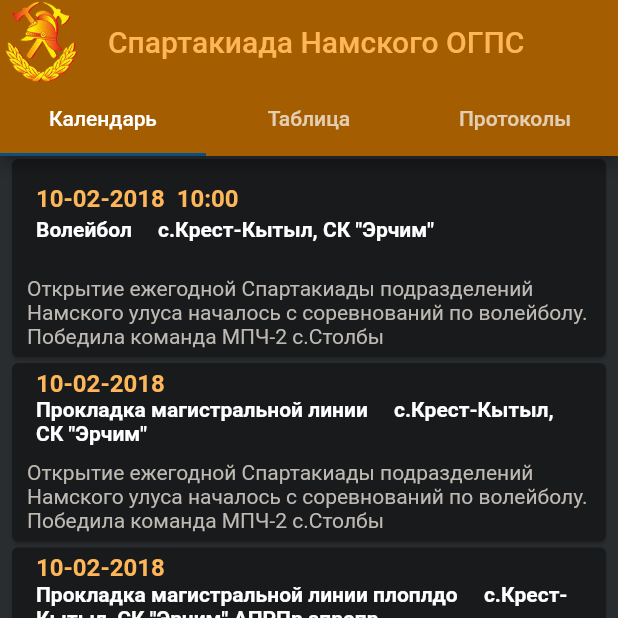
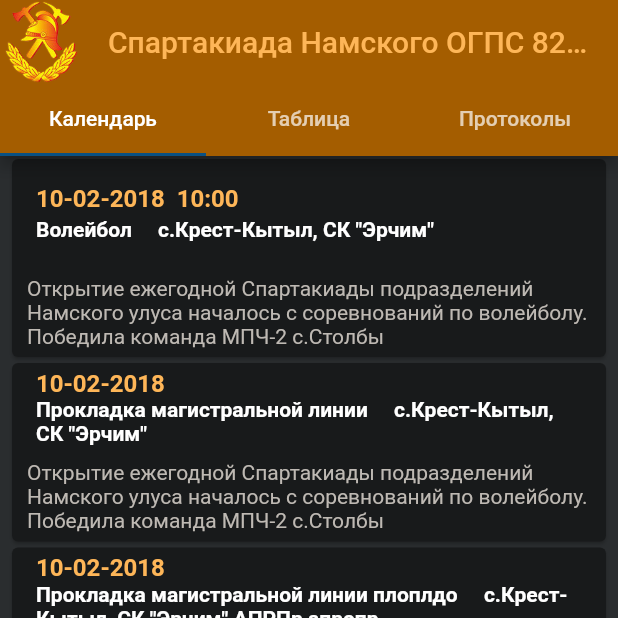
Before and after one commit to Odioz/Sparta, a Flutter app: the screen it shows after launch, on a phone screen of 412 x 824 dp, the top half of it. Run offline on Flutter 3.47's test engine with Material 2 defaults, Android fonts, the phone set to English and light mode, and no system bars; our stand-ins replace cached_network_image, photo_view, sizer.

```diff
--- a/lib/main.dart
+++ b/lib/main.dart
@@ -1,4 +1,5 @@
 import 'package:flutter/material.dart';
+import 'package:sizer/sizer.dart';
 import 'tab1.dart';
 import 'tab2.dart';
 import 'tab3.dart';
@@ -10,6 +11,8 @@ void main() {
 class Spartakiada extends StatelessWidget {
   @override
   Widget build(BuildContext context) {
+    return Sizer(builder: (context, orientation, screenType) {
+      String widt = SizerUtil.height.toString();
       return MaterialApp(
           theme: ThemeData(dividerColor: Color.fromRGBO(164, 93, 0, 1)),
           home: DefaultTabController(
@@ -18,11 +21,12 @@ class Spartakiada extends StatelessWidget {
                   backgroundColor: Color.fromRGBO(24, 26, 27, 1),
                   appBar: AppBar(
                     leading: Container(
-              width: 50,
+                      width: 30,
                       child: Image.asset('images/gps.png'), //логотип ГПС
                     ),
-            title: Text('Спартакиада Намского ОГПС',
-                style: TextStyle(color: Color.fromRGBO(254, 182, 88, 1))),
+                    title: Text('Спартакиада Намского ОГПС ' + widt,
+                        style:
+                            TextStyle(color: Color.fromRGBO(254, 182, 88, 1))),
                     bottom: TabBar(
                       indicatorColor:
                           Color.fromRGBO(10, 81, 131, 1), //цвет линии вкладки
@@ -42,9 +46,7 @@ class Spartakiada extends StatelessWidget {
                   ),
                   body: TabBarView(
                     children: [Tab1(), Tab2(), Tab3()],
-          ),
-        ),
-      ),
-    );
+                  ))));
+    });
   }
 }
--- a/pubspec.yaml
+++ b/pubspec.yaml
@@ -21,6 +21,9 @@ environment:
   sdk: ">=2.7.0 <3.0.0"
 
 dependencies:
+  sizer: ^2.0.9
+  cached_network_image: ^3.0.0
+  photo_view: ^0.11.1
   flutter:
     sdk: flutter
 
```
Also changed, not shown: lib/tab3.dart (+60 -12 lines), pubspec.lock, 8 other files. Lines whose indentation alone changed are shown as unchanged.
